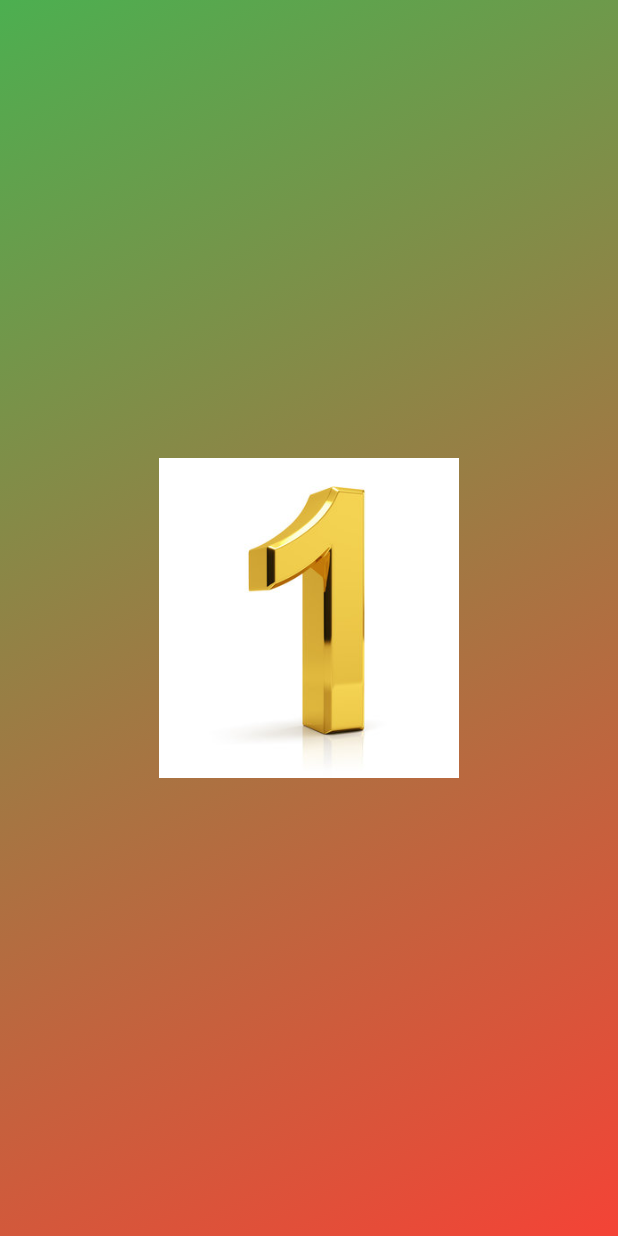
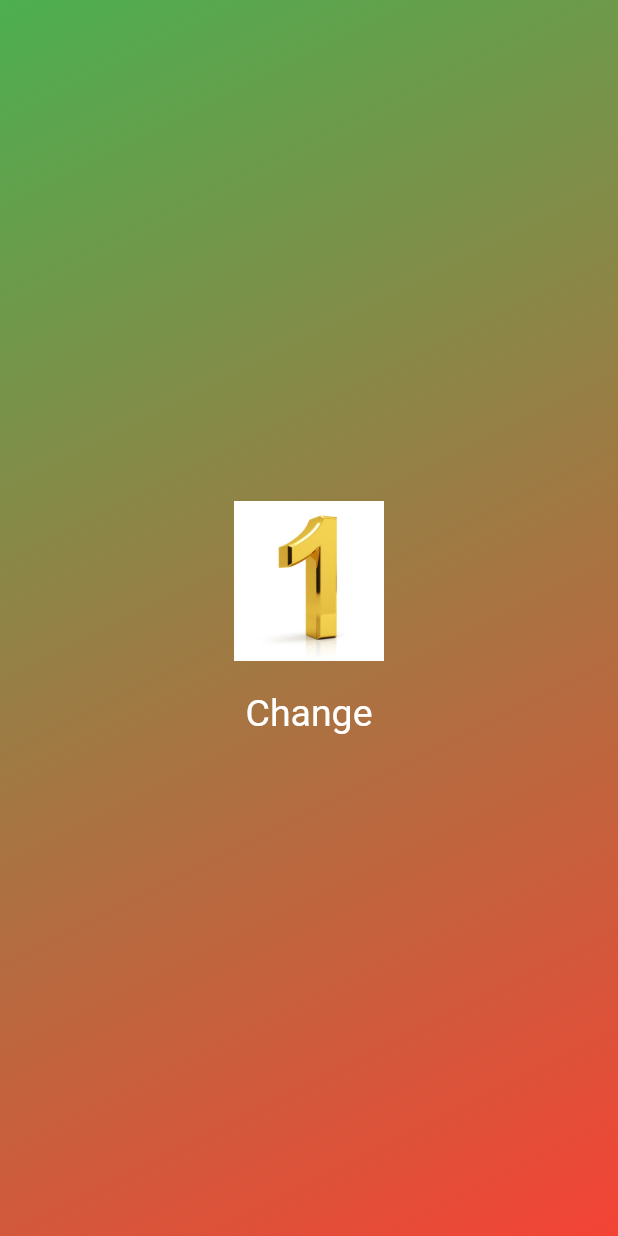
Before and after one commit to podeveloper/flutter-test, a Flutter app: the screen it shows after launch, on a phone screen of 412 x 824 dp. Run offline on Flutter 3.47's test engine with Material 3 defaults, Android fonts, the phone set to English and light mode, and no system bars; missing offline and left inert: dart:ffi.

Commit message:
Adding Button & Function

```diff
--- a/lib/gradient_container.dart
+++ b/lib/gradient_container.dart
@@ -8,6 +8,10 @@ class GradientContainer extends StatelessWidget {
 
   final List<Color> colors;
 
+  void changeImage() {
+
+  }
+
   @override
   Widget build(context) {
     return Container(
@@ -15,7 +19,20 @@ class GradientContainer extends StatelessWidget {
         gradient: LinearGradient(colors: colors, begin: Alignment.topLeft, end: Alignment.bottomRight),
       ),
       child: Center(
-        child: Image.asset('assets/numberImages/1.jpg',width: 200),
+        child: Column(
+          mainAxisSize: MainAxisSize.min,
+          children: [
+          Image.asset('assets/numberImages/1.jpg',width: 100),
+          TextButton(
+            onPressed: changeImage,
+            style: TextButton.styleFrom(
+              padding: EdgeInsets.only(top: 20),
+              foregroundColor: Colors.white,
+              textStyle: const TextStyle(fontSize: 25)
+              ),
+            child: Text('Change'),
+            )
+        ],),
       ),
     );
   }
```
